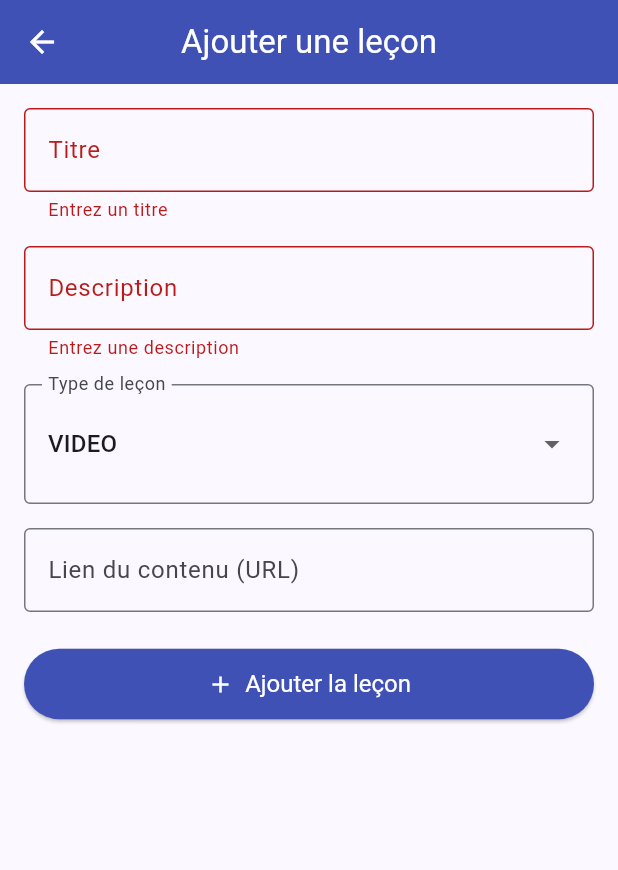
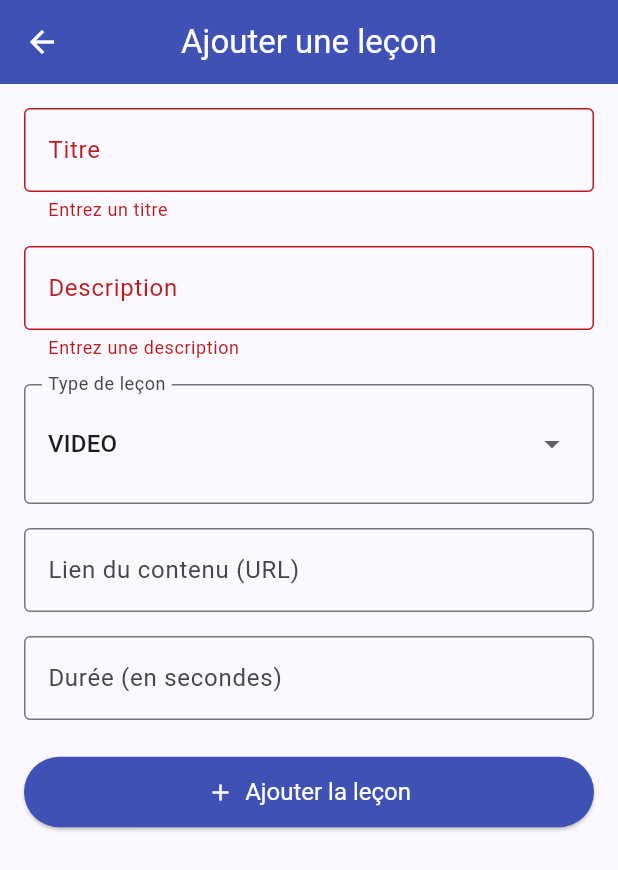
Before and after one commit to AlaMdalla/avanti, a Flutter app: the LessonFormPage screen opened by its route, after a tap on "Ajouter la leçon", on a phone screen of 412 x 824 dp. Shown: the top 870 px of the screen. Run offline on Flutter 3.47's test engine with Material 3 defaults, Android fonts, the phone set to English and light mode, and no system bars; our stand-ins replace equatable, flutter_bloc, flutter_dotenv, supabase_flutter; accounts and stored records are empty.

Commit message:
CRUD lessons completed

```diff
--- a/lib/features/lesson/domain/entities/lesson.dart
+++ b/lib/features/lesson/domain/entities/lesson.dart
@@ -2,9 +2,11 @@ class Lesson {
   final String id;
   final String module_id;
   final String title;
-  final String type; // video, quiz, document, pdf
+  final String type; // video, pdf, quiz
   final String description;
   final String? contentUrl;
+  final int? duration; // en secondes
+  final DateTime? updatedAt;
 
   Lesson({
     required this.id,
@@ -13,6 +15,8 @@ class Lesson {
     required this.type,
     required this.description,
     this.contentUrl,
+    this.duration,
+    this.updatedAt,
   });
 
   factory Lesson.fromJson(Map<String, dynamic> json) => Lesson(
@@ -21,16 +25,21 @@ class Lesson {
         title: json['title'],
         type: json['type'] ?? 'quiz',
         description: json['description'],
-      contentUrl: json['contentUrl'],
+        contentUrl: json['content_url'],
+        duration: json['duration'],
+        updatedAt: json['updated_at'] != null
+            ? DateTime.parse(json['updated_at'])
+            : null,
       );
 
-
-  Map<String, dynamic> toJson() => {
+  Map<String, dynamic> toMap() => {
         'id': id,
         'module_id': module_id,
         'title': title,
         'type': type,
         'description': description,
-        'contentUrl': contentUrl,
+        'content_url': contentUrl,
+        'duration': duration,
+        'updated_at': updatedAt?.toIso8601String(),
       };
 }
--- a/lib/features/lesson/presentation/pages/lesson_form_page.dart
+++ b/lib/features/lesson/presentation/pages/lesson_form_page.dart
@@ -1,10 +1,12 @@
 import 'package:flutter/material.dart';
 import 'package:supabase_flutter/supabase_flutter.dart';
+import 'package:e_learning_project/features/lesson/domain/entities/lesson.dart';
 
 class LessonFormPage extends StatefulWidget {
   final String module_id;
+  final Lesson? lesson; // Si null, ajout ; sinon modification
 
-  const LessonFormPage({super.key, required this.module_id});
+  const LessonFormPage({super.key, required this.module_id, this.lesson});
 
   @override
   State<LessonFormPage> createState() => _LessonFormPageState();
@@ -15,31 +17,63 @@ class _LessonFormPageState extends State<LessonFormPage> {
   final _titleController = TextEditingController();
   final _descriptionController = TextEditingController();
   final _contentUrlController = TextEditingController();
+  final _durationController = TextEditingController();
 
-  // Nouvelle variable pour le type
   String _selectedType = 'video';
   final List<String> _types = ['video', 'pdf', 'quiz'];
 
   bool _isLoading = false;
 
-  Future<void> _addLesson() async {
+  @override
+  void initState() {
+    super.initState();
+    if (widget.lesson != null) {
+      _titleController.text = widget.lesson!.title;
+      _descriptionController.text = widget.lesson!.description;
+      _contentUrlController.text = widget.lesson!.contentUrl ?? '';
+      _durationController.text = widget.lesson!.duration?.toString() ?? '';
+      _selectedType = widget.lesson!.type;
+    }
+  }
+
+  Future<void> _saveLesson() async {
     if (!_formKey.currentState!.validate()) return;
 
     setState(() => _isLoading = true);
 
     try {
       final client = Supabase.instance.client;
-      await client.from('lessons').insert({
-        'title': _titleController.text,
-        'description': _descriptionController.text,
-        'type': _selectedType, // Utilisation du Dropdown
-        'contentUrl': _contentUrlController.text,
-        'module_id': widget.module_id,
-      });
+
+      if (widget.lesson == null) {
+        // Ajouter
+        await client.from('lessons').insert({
+          'title': _titleController.text,
+          'description': _descriptionController.text,
+          'type': _selectedType,
+          'content_url': _contentUrlController.text,
+          'module_id': widget.module_id,
+          'duration': int.tryParse(_durationController.text),
+          'updated_at': DateTime.now().toIso8601String(),
+        });
+      } else {
+        // Modifier
+        await client.from('lessons').update({
+          'title': _titleController.text,
+          'description': _descriptionController.text,
+          'type': _selectedType,
+          'content_url': _contentUrlController.text,
+          'duration': int.tryParse(_durationController.text),
+          'updated_at': DateTime.now().toIso8601String(),
+        }).eq('id', widget.lesson!.id);
+      }
 
       if (mounted) {
         ScaffoldMessenger.of(context).showSnackBar(
-          const SnackBar(content: Text('✅ Leçon ajoutée avec succès !')),
+          SnackBar(
+            content: Text(widget.lesson == null
+                ? '✅ Leçon ajoutée !'
+                : '✅ Leçon modifiée !'),
+          ),
         );
         Navigator.pop(context, true);
       }
@@ -53,9 +87,21 @@ class _LessonFormPageState extends State<LessonFormPage> {
   }
 
   @override
+  void dispose() {
+    _titleController.dispose();
+    _descriptionController.dispose();
+    _contentUrlController.dispose();
+    _durationController.dispose();
+    super.dispose();
+  }
+
+  @override
   Widget build(BuildContext context) {
     return Scaffold(
-      appBar: AppBar(title: const Text("Ajouter une leçon")),
+      appBar: AppBar(
+        title: Text(widget.lesson == null ? "Ajouter une leçon" : "Modifier la leçon"),
+        backgroundColor: Colors.indigo,
+      ),
       body: Padding(
         padding: const EdgeInsets.all(16),
         child: Form(
@@ -82,7 +128,6 @@ class _LessonFormPageState extends State<LessonFormPage> {
                     value == null || value.isEmpty ? "Entrez une description" : null,
               ),
               const SizedBox(height: 16),
-              // Dropdown pour le type
               InputDecorator(
                 decoration: const InputDecoration(
                   labelText: "Type de leçon",
@@ -91,18 +136,12 @@ class _LessonFormPageState extends State<LessonFormPage> {
                 child: DropdownButtonHideUnderline(
                   child: DropdownButton<String>(
                     value: _selectedType,
-                    items: _types.map((type) {
-                      return DropdownMenuItem(
-                        value: type,
-                        child: Text(type.toUpperCase()),
-                      );
-                    }).toList(),
+                    items: _types
+                        .map((type) =>
+                            DropdownMenuItem(value: type, child: Text(type.toUpperCase())))
+                        .toList(),
                     onChanged: (value) {
-                      if (value != null) {
-                        setState(() {
-                          _selectedType = value;
-                        });
-                      }
+                      if (value != null) setState(() => _selectedType = value);
                     },
                   ),
                 ),
@@ -115,17 +154,26 @@ class _LessonFormPageState extends State<LessonFormPage> {
                   border: OutlineInputBorder(),
                 ),
               ),
+              const SizedBox(height: 16),
+              TextFormField(
+                controller: _durationController,
+                keyboardType: TextInputType.number,
+                decoration: const InputDecoration(
+                  labelText: "Durée (en secondes)",
+                  border: OutlineInputBorder(),
+                ),
+              ),
               const SizedBox(height: 24),
               ElevatedButton.icon(
-                onPressed: _isLoading ? null : _addLesson,
+                onPressed: _isLoading ? null : _saveLesson,
                 icon: _isLoading
                     ? const SizedBox(
                         height: 18,
                         width: 18,
                         child: CircularProgressIndicator(strokeWidth: 2),
                       )
-                    : const Icon(Icons.add),
-                label: const Text("Ajouter la leçon"),
+                    : Icon(widget.lesson == null ? Icons.add : Icons.edit),
+                label: Text(widget.lesson == null ? "Ajouter la leçon" : "Modifier la leçon"),
                 style: ElevatedButton.styleFrom(
                   padding: const EdgeInsets.symmetric(vertical: 14),
                   backgroundColor: Colors.indigo,
--- a/lib/routes/app_router.dart
+++ b/lib/routes/app_router.dart
@@ -0,0 +1,29 @@
+import 'package:flutter/material.dart';
+import '../features/modules/presentation/pages/module_list_page.dart';
+import '../features/lesson/presentation/pages/lesson_form_page.dart';
+import '../features/lesson/domain/usecases/get_lessons_by_module.dart';
+
+class AppRouter {
+  static Route<dynamic> generateRoute(
+      RouteSettings settings, GetLessonsByModule getLessonsUseCase) {
+    switch (settings.name) {
+      case '/':
+        return MaterialPageRoute(
+          builder: (_) => ModuleListPage(getLessonsUseCase: getLessonsUseCase),
+        );
+
+      case '/add-lesson':
+        final module_id = settings.arguments as String? ?? '';
+        return MaterialPageRoute(
+          builder: (_) => LessonFormPage(module_id: module_id),
+        );
+
+      default:
+        return MaterialPageRoute(
+          builder: (_) => const Scaffold(
+            body: Center(child: Text('❌ Page non trouvée')),
+          ),
+        );
+    }
+  }
+}
```
Also changed, not shown: lib/features/lesson/data/datasources/lesson_remote_data_source.dart (+22 -1 lines), lib/features/lesson/data/models/lesson_model.dart (+12 -10 lines), lib/features/lesson/data/repositories/lesson_repository_impl.dart (+9 -9 lines), lib/features/lesson/domain/usecases/delete_lesson.dart (added, +11 -0 lines), lib/features/lesson/presentation/pages/lesson_page.dart (+96 -33 lines), lib/main.dart (+3 -11 lines). Lines whose indentation alone changed are shown as unchanged.
